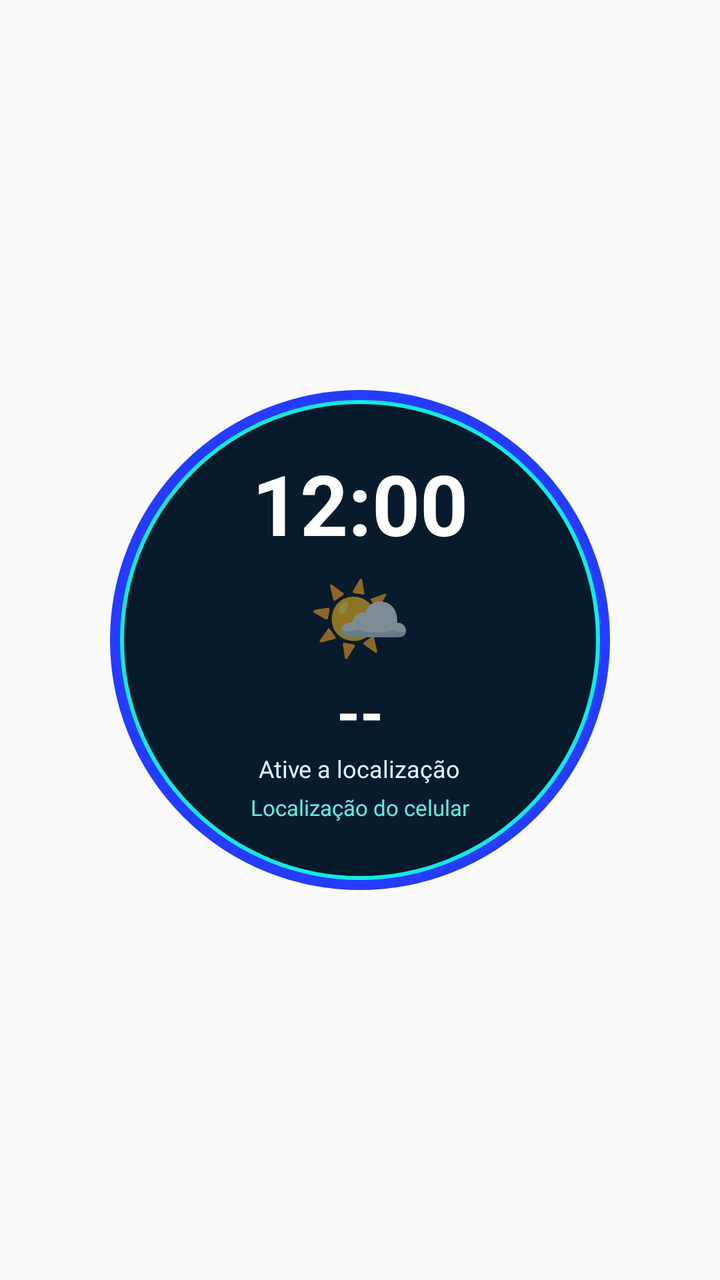
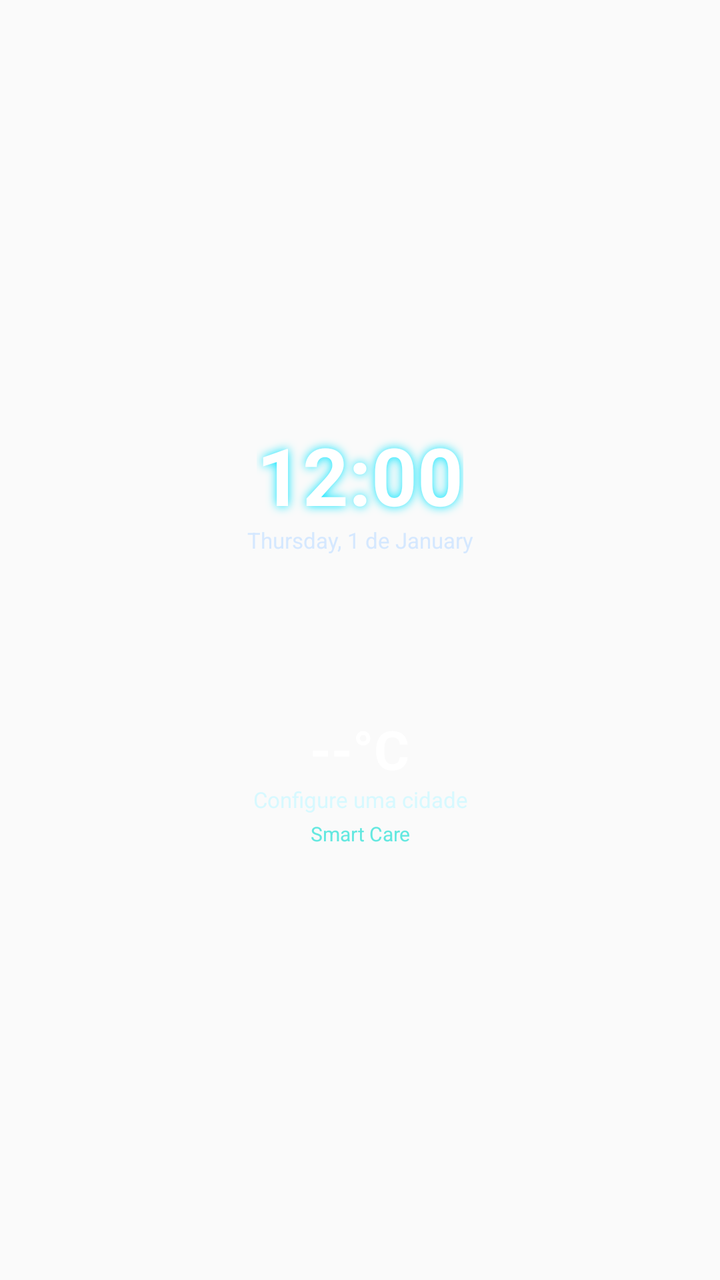

An Android layout rendered at two revisions. The XML below is the earlier revision; the diff shows what the commit changed to produce the second picture.
<!-- AndroidManifest.xml: application theme android:Theme.Material.Light.NoActionBar -->
<!-- res/layout/neon_clock_weather_widget.xml -->
<?xml version="1.0" encoding="utf-8"?>
<FrameLayout xmlns:android="http://schemas.android.com/apk/res/android"
    android:layout_width="match_parent"
    android:layout_height="match_parent"
    android:padding="4dp">

    <LinearLayout
        android:layout_width="250dp"
        android:layout_height="250dp"
        android:layout_gravity="center"
        android:background="@drawable/neon_weather_circle"
        android:gravity="center"
        android:orientation="vertical"
        android:padding="18dp">

        <TextClock
            android:id="@+id/neon_clock"
            android:layout_width="wrap_content"
            android:layout_height="wrap_content"
            android:format12Hour="h:mm"
            android:format24Hour="HH:mm"
            android:includeFontPadding="false"
            android:textColor="#FFFFFF"
            android:textSize="42sp"
            android:textStyle="bold" />

        <TextView
            android:id="@+id/neon_weather_icon"
            android:layout_width="wrap_content"
            android:layout_height="wrap_content"
            android:layout_marginTop="1dp"
            android:text="🌤️"
            android:textSize="42sp" />

        <TextView
            android:id="@+id/neon_temperature"
            android:layout_width="wrap_content"
            android:layout_height="wrap_content"
            android:text="--"
            android:textColor="#FFFFFF"
            android:textSize="30sp"
            android:textStyle="bold" />

        <TextView
            android:id="@+id/neon_description"
            android:layout_width="wrap_content"
            android:layout_height="wrap_content"
            android:gravity="center"
            android:maxLines="1"
            android:text="Ative a localização"
            android:textColor="#D7F9FF"
            android:textSize="12sp" />

        <TextView
            android:id="@+id/neon_city"
            android:layout_width="wrap_content"
            android:layout_height="wrap_content"
            android:layout_marginTop="4dp"
            android:ellipsize="end"
            android:gravity="center"
            android:maxLines="1"
            android:text="Localização do celular"
            android:textColor="#63E8E0"
            android:textSize="11sp" />
    </LinearLayout>
</FrameLayout>
<!-- resources referenced by this layout -->
<resources>
  <!-- drawable neon_weather_circle (drawable) -->
  <?xml version="1.0" encoding="utf-8"?>
  <layer-list xmlns:android="http://schemas.android.com/apk/res/android">
      <item>
          <shape android:shape="oval">
              <solid android:color="#0D2039" />
              <stroke android:width="7dp" android:color="#253CFF" />
          </shape>
      </item>
      <item android:left="5dp" android:top="5dp" android:right="5dp" android:bottom="5dp">
          <shape android:shape="oval">
              <solid android:color="#071B2C" />
              <stroke android:width="2dp" android:color="#16E8E0" />
          </shape>
      </item>
  </layer-list>
</resources>

<!-- the commit's change to res/layout/neon_clock_weather_widget.xml (unified diff, before → after) -->
@@ -2,16 +2,21 @@
 <FrameLayout xmlns:android="http://schemas.android.com/apk/res/android"
     android:layout_width="match_parent"
     android:layout_height="match_parent"
-    android:padding="4dp">
+    android:padding="2dp">
+
+    <ImageView
+        android:id="@+id/neon_ring"
+        android:layout_width="match_parent"
+        android:layout_height="match_parent"
+        android:scaleType="fitCenter"
+        android:contentDescription="@null" />
 
     <LinearLayout
-        android:layout_width="250dp"
-        android:layout_height="250dp"
-        android:layout_gravity="center"
-        android:background="@drawable/neon_weather_circle"
+        android:layout_width="match_parent"
+        android:layout_height="match_parent"
         android:gravity="center"
         android:orientation="vertical"
-        android:padding="18dp">
+        android:padding="34dp">
 
         <TextClock
             android:id="@+id/neon_clock"
@@ -20,25 +25,37 @@
             android:format12Hour="h:mm"
             android:format24Hour="HH:mm"
             android:includeFontPadding="false"
-            android:textColor="#FFFFFF"
-            android:textSize="42sp"
-            android:textStyle="bold" />
+            android:textColor="#FFFFFFFF"
+            android:textSize="40sp"
+            android:textStyle="bold"
+            android:shadowColor="#FF00E5FF"
+            android:shadowRadius="12" />
 
-        <TextView
-            android:id="@+id/neon_weather_icon"
+        <TextClock
+            android:id="@+id/neon_date"
             android:layout_width="wrap_content"
             android:layout_height="wrap_content"
-            android:layout_marginTop="1dp"
-            android:text="🌤️"
-            android:textSize="42sp" />
+            android:format12Hour="EEEE, d 'de' MMMM"
+            android:format24Hour="EEEE, d 'de' MMMM"
+            android:gravity="center"
+            android:textColor="#FFD5E8FF"
+            android:textSize="11sp" />
+
+        <ImageView
+            android:id="@+id/neon_weather_icon"
+            android:layout_width="76dp"
+            android:layout_height="76dp"
+            android:layout_marginTop="3dp"
+            android:scaleType="fitCenter"
+            android:contentDescription="Condição atual do tempo" />
 
         <TextView
             android:id="@+id/neon_temperature"
             android:layout_width="wrap_content"
             android:layout_height="wrap_content"
-            android:text="--"
-            android:textColor="#FFFFFF"
-            android:textSize="30sp"
+            android:text="--°C"
+            android:textColor="#FFFFFFFF"
+            android:textSize="27sp"
             android:textStyle="bold" />
 
         <TextView
@@ -47,20 +64,20 @@
             android:layout_height="wrap_content"
             android:gravity="center"
             android:maxLines="1"
-            android:text="Ative a localização"
-            android:textColor="#D7F9FF"
-            android:textSize="12sp" />
+            android:text="Configure uma cidade"
+            android:textColor="#FFD7F9FF"
+            android:textSize="11sp" />
 
         <TextView
             android:id="@+id/neon_city"
             android:layout_width="wrap_content"
             android:layout_height="wrap_content"
-            android:layout_marginTop="4dp"
+            android:layout_marginTop="3dp"
             android:ellipsize="end"
             android:gravity="center"
             android:maxLines="1"
-            android:text="Localização do celular"
-            android:textColor="#63E8E0"
-            android:textSize="11sp" />
+            android:text="Smart Care"
+            android:textColor="#FF63E8E0"
+            android:textSize="10sp" />
     </LinearLayout>
 </FrameLayout>
<!-- resource entries referenced after the edit -->
@@ -1,20 +1,5 @@
 <!-- resources referenced by this layout -->
 <resources>
-  <!-- drawable neon_weather_circle (drawable) -->
-  <?xml version="1.0" encoding="utf-8"?>
-  <layer-list xmlns:android="http://schemas.android.com/apk/res/android">
-      <item>
-          <shape android:shape="oval">
-              <solid android:color="#0D2039" />
-              <stroke android:width="7dp" android:color="#253CFF" />
-          </shape>
-      </item>
-      <item android:left="5dp" android:top="5dp" android:right="5dp" android:bottom="5dp">
-          <shape android:shape="oval">
-              <solid android:color="#071B2C" />
-              <stroke android:width="2dp" android:color="#16E8E0" />
-          </shape>
-      </item>
-  </layer-list>
+
 </resources>
 
